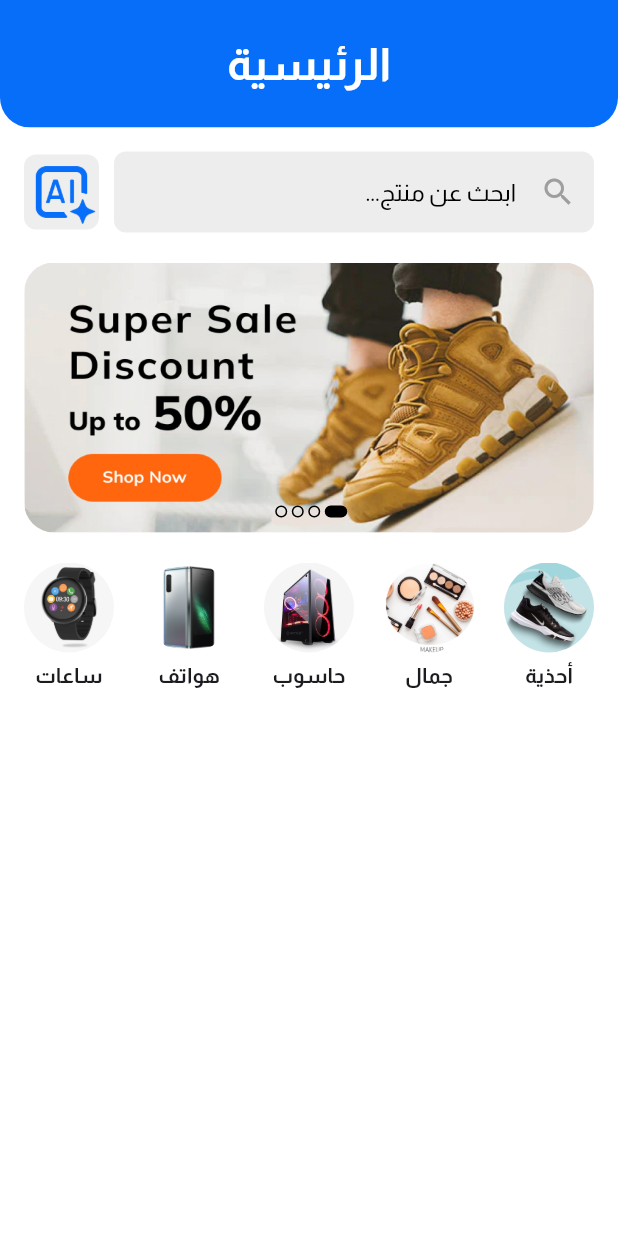
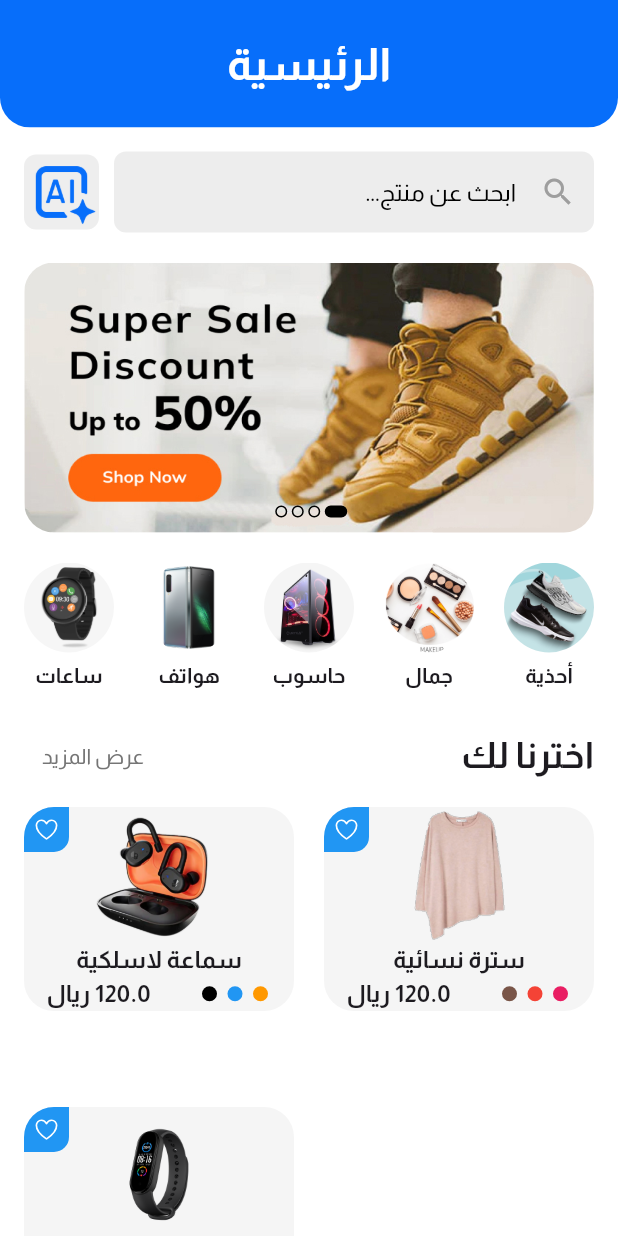
Before and after one commit to E-commerce-CS22/Flutter-app, a Flutter app: the MainPage screen opened directly, on a phone screen of 412 x 824 dp. Run offline on Flutter 3.47's test engine with Material 3 defaults, Android fonts, the phone set to English and light mode, and no system bars; our stand-ins replace curved_navigation_bar, dartz, dash_chat_2, dio, flutter_bloc, flutter_gemini and 6 more; accounts and stored records are empty; project files that could hold a hidden picture were left out.

Commit message:
Add product card and page

```diff
--- a/lib/features/home/presentation/pages/Home/home_page.dart
+++ b/lib/features/home/presentation/pages/Home/home_page.dart
@@ -5,7 +5,10 @@ import 'package:smartstore/features/ai/ai_page.dart';
 import 'package:smartstore/features/home/presentation/pages/Home/models/category.dart';
 import 'package:smartstore/features/home/presentation/pages/Home/widgets/categories.dart';
 import 'package:smartstore/features/home/presentation/pages/Home/widgets/home_slider.dart';
+import 'package:smartstore/features/home/presentation/pages/Home/widgets/product_card.dart';
 import 'package:smartstore/features/home/presentation/pages/Home/widgets/search_box.dart';
+
+import 'models/product.dart';
 
 class MainPage extends StatefulWidget {
   const MainPage({Key? key}) : super(key: key);
@@ -42,6 +45,42 @@ class _MainPageState extends State<MainPage> {
               ),
               const SizedBox(height: 20,),
               const Categories(),
+              const SizedBox(height: 15),
+              Row(
+                mainAxisAlignment: MainAxisAlignment.spaceBetween,
+                children: [
+                  TextButton(
+                    onPressed: () {},
+                    child: const Text("عرض المزيد"),
+                    style: TextButton.styleFrom(
+                      foregroundColor: Colors.grey[600], // Correct way to set the text color
+                    ),
+                  ),
+                  const Text(
+                    "اخترنا لك",
+                    style: TextStyle(
+                      fontSize: 24,
+                      fontWeight: FontWeight.bold,
+                    ),
+                  ),
+                ],
+              ),
+              const SizedBox(height: 10),
+              GridView.builder(
+                physics: const NeverScrollableScrollPhysics(),
+                shrinkWrap: true,
+                gridDelegate: const SliverGridDelegateWithFixedCrossAxisCount(
+                  crossAxisCount: 2,
+                  crossAxisSpacing: 20,
+                  mainAxisSpacing: 20,
+                ),
+                itemCount: products.length,
+                itemBuilder: (context, index) {
+                  return ProductCard(product: products[index]);
+                },
+              ),
+
+
             ],
           ),
         ),
--- /dev/null
+++ b/lib/features/home/presentation/pages/Home/models/constants.dart
@@ -0,0 +1,5 @@
+import 'package:flutter/material.dart';
+
+const kscaffoldColor = Color(0xffffffff);
+const kcontentColor = Color(0xffF5F5F5);
+const kprimaryColor = Color(0xffff660e);
--- /dev/null
+++ b/lib/features/home/presentation/pages/Home/models/product.dart
@@ -0,0 +1,64 @@
+import 'package:flutter/material.dart';
+
+class Product {
+  final String title;
+  final String description;
+  final String image;
+  final double price;
+  final List<Color> colors;
+  final String category;
+  final double rate;
+
+  Product({
+    required this.title,
+    required this.description,
+    required this.image,
+    required this.price,
+    required this.colors,
+    required this.category,
+    required this.rate,
+  });
+}
+
+final List<Product> products = [
+  Product(
+    title: "سماعة لاسلكية",
+    description:
+        "Lorem ipsum dolor sit amet, consectetur adipiscing elit, sed do eiusmod tempor incididunt ut labore et dolore magna aliqua. Donec massa sapien faucibus et molestie ac feugiat. In massa tempor nec feugiat nisl. Libero id faucibus nisl tincidunt.",
+    image: "assets/temp/wireless.png",
+    price: 120,
+    colors: [
+      Colors.black,
+      Colors.blue,
+      Colors.orange,
+    ],
+    category: "Headphones",
+    rate: 4.8,
+  ),
+  Product(
+    title: "سترة نسائية",
+    description:
+        "Lorem ipsum dolor sit amet, consectetur adipiscing elit, sed do eiusmod tempor incididunt ut labore et dolore magna aliqua. Donec massa sapien faucibus et molestie ac feugiat. In massa tempor nec feugiat nisl. Libero id faucibus nisl tincidunt.",
+    image: "assets/temp/sweet.png",
+    price: 120,
+    colors: [
+      Colors.brown,
+      Colors.red,
+      Colors.pink,
+    ],
+    category: "Woman Fashion",
+    rate: 4.8,
+  ),
+  Product(
+    title: "ساعة ذكية",
+    description:
+        "Lorem ipsum dolor sit amet, consectetur adipiscing elit, sed do eiusmod tempor incididunt ut labore et dolore magna aliqua. Donec massa sapien faucibus et molestie ac feugiat. In massa tempor nec feugiat nisl. Libero id faucibus nisl tincidunt.",
+    image: "assets/temp/miband.jpg",
+    price: 55,
+    colors: [
+      Colors.black,
+    ],
+    category: "Watch",
+    rate: 4.8,
+  ),
+];
--- /dev/null
+++ b/lib/features/home/presentation/pages/Home/widgets/product_card.dart
@@ -0,0 +1,102 @@
+import 'package:flutter/material.dart';
+import 'package:ionicons/ionicons.dart';
+// import 'package:shop_example/screens/product_screen.dart';
+
+import '../../../products/product_screen.dart';
+import '../models/constants.dart';
+import '../models/product.dart';
+
+class ProductCard extends StatelessWidget {
+  final Product product;
+  const ProductCard({super.key, required this.product});
+
+  @override
+  Widget build(BuildContext context) {
+    return GestureDetector(
+      onTap: () {
+        Navigator.of(context).push(
+          MaterialPageRoute(
+            builder: (context) => ProductScreen(product: product),
+          ),
+        );
+      },
+      child: Stack(
+        children: [
+          Container(
+            width: double.infinity,
+            decoration: BoxDecoration(
+              color: kcontentColor,
+              borderRadius: BorderRadius.circular(20),
+            ),
+            child: Column(
+              mainAxisSize: MainAxisSize.min, // Allow the column to take minimum space
+              children: [
+                Image.asset(
+                  product.image,
+                  width: 90,
+                  height: 90,
+                ),
+                Text(
+                  product.title,
+                  style: const TextStyle(
+                    fontWeight: FontWeight.bold,
+                    fontSize: 16,
+                  ),
+                  textDirection: TextDirection.rtl, // Make the text RTL
+                ),
+                Row(
+                  mainAxisAlignment: MainAxisAlignment.spaceAround,
+                  children: [
+                    Text(
+                      "${product.price} ريال",
+                      textDirection: TextDirection.rtl,  // تحديد الاتجاه من اليمين لليسار
+                      style: const TextStyle(
+                        fontWeight: FontWeight.bold,
+                        fontSize: 16,
+                      ),
+                    ),
+                    Row(
+                      children: List.generate(
+                        product.colors.length,
+                            (cindex) => Container(
+                          height: 10,
+                          width: 15,
+                          margin: const EdgeInsets.only(left: 2), // Change the margin for RTL
+                          decoration: BoxDecoration(
+                            color: product.colors[cindex],
+                            shape: BoxShape.circle,
+                          ),
+                        ),
+                      ),
+                    )
+                  ],
+                )
+              ],
+            ),
+          ),
+          Positioned.fill(
+            child: Align(
+              alignment: Alignment.topLeft, // Move the icon to the left
+              child: Container(
+                width: 30,
+                height: 30,
+                decoration: const BoxDecoration(
+                  color: Colors.blue,
+                  borderRadius: BorderRadius.only(
+                    topLeft: Radius.circular(20), // Changed to topLeft for RTL
+                    bottomRight: Radius.circular(10), // Changed to bottomRight for RTL
+                  ),
+                ),
+                child: const Icon(
+                  Ionicons.heart_outline,
+                  color: Colors.white,
+                  size: 18,
+                ),
+              ),
+            ),
+          ),
+        ],
+      ),
+    );
+  }
+}
--- a/lib/main.dart
+++ b/lib/main.dart
@@ -3,7 +3,6 @@ import 'package:flutter_bloc/flutter_bloc.dart';
 import 'package:smartstore/core/configs/theme/app_theme.dart';
 import 'package:smartstore/service_locator.dart';
 import 'package:flutter_gemini/flutter_gemini.dart';
-
 import 'features/ai/consts.dart';
 import 'features/splash/presentation/blocs/splash_cubit.dart';
 import 'features/splash/presentation/pages/splash.dart';
```
Also changed, not shown: lib/features/home/presentation/products/product_screen.dart (added, +164 -0 lines), lib/features/home/presentation/products/product_widgets/add_to_cart.dart (added, +96 -0 lines), lib/features/home/presentation/products/product_widgets/appbar.dart (added, +54 -0 lines), lib/features/home/presentation/products/product_widgets/image_slider.dart (added, +28 -0 lines), lib/features/home/presentation/products/product_widgets/information.dart (added, +93 -0 lines), lib/features/home/presentation/products/product_widgets/product_desc.dart (added, +42 -0 lines).
